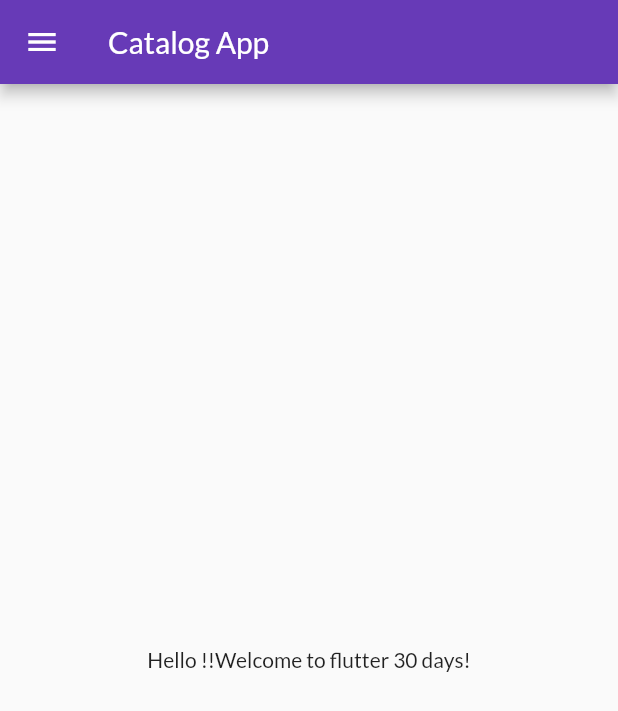
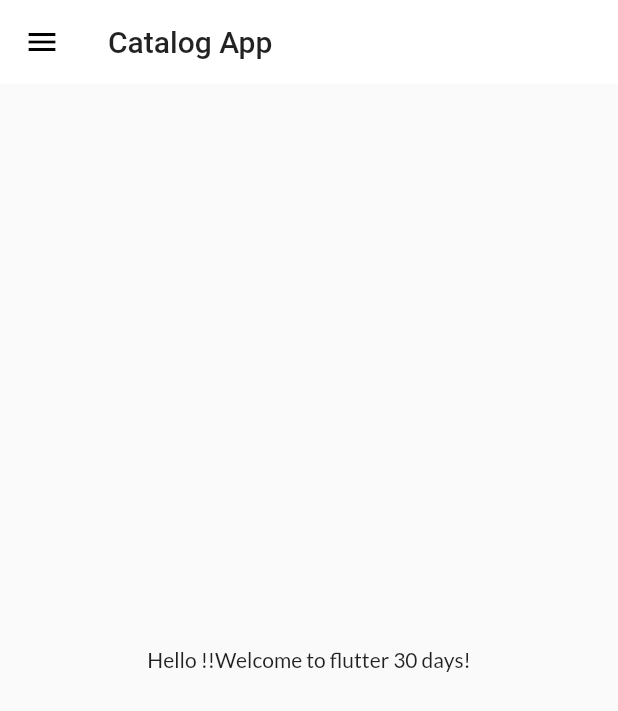
Before and after one commit to Supriyo-455/30-days-of-flutter, a Flutter app: the screen it shows after launch, on a phone screen of 412 x 824 dp. Shown: the top 711 px of the screen. Run offline on Flutter 3.47's test engine with Material 2 defaults, Android fonts, the phone set to English and light mode, and no system bars; our stand-ins replace google_fonts.

Commit message:
day10 completed

```diff
--- a/lib/main.dart
+++ b/lib/main.dart
@@ -2,6 +2,7 @@ import "package:flutter/material.dart";
 import 'package:flutter_30_days/pages/homepage.dart';
 import 'package:flutter_30_days/pages/loginPage.dart';
 import 'package:flutter_30_days/utils/routes.dart';
+import 'package:flutter_30_days/widgets/theme.dart';
 import "package:google_fonts/google_fonts.dart";
 
 void main() {
@@ -13,12 +14,9 @@ class MyApp extends StatelessWidget {
   Widget build(BuildContext context) {
     return MaterialApp(
       themeMode: ThemeMode.light,
-      theme: ThemeData(
-        primarySwatch: Colors.deepPurple,
-        fontFamily: GoogleFonts.lato().fontFamily,
-      ),
+      theme: MyTheme.lightTheme(context),
       debugShowCheckedModeBanner: false,
-      darkTheme: ThemeData(brightness: Brightness.dark),
+      darkTheme: MyTheme.darkTheme(context),
       initialRoute: MyRoutes.homeRoute,
       routes: {
         "/": (context) => LoginPage(),
--- /dev/null
+++ b/lib/widgets/theme.dart
@@ -0,0 +1,18 @@
+import "package:flutter/material.dart";
+import 'package:google_fonts/google_fonts.dart';
+
+class MyTheme {
+  static ThemeData lightTheme(BuildContext context) => ThemeData(
+        appBarTheme: AppBarTheme(
+          color: Colors.white,
+          elevation: 0.0,
+          iconTheme: IconThemeData(color: Colors.black),
+          textTheme: Theme.of(context).textTheme,
+        ),
+        primarySwatch: Colors.deepPurple,
+        fontFamily: GoogleFonts.lato().fontFamily,
+      );
+  static ThemeData darkTheme(BuildContext context) => ThemeData(
+        brightness: Brightness.dark,
+      );
+}
```
Also changed, not shown: lib/models/catalog.dart (added, +14 -0 lines).
